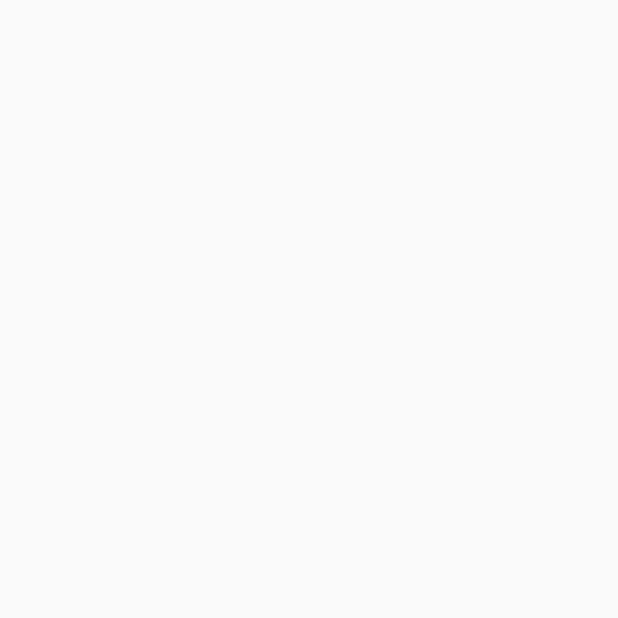
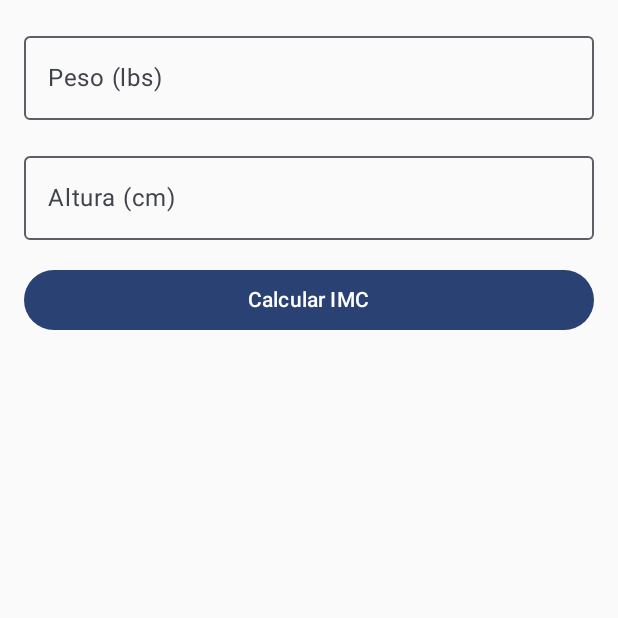
Before and after one commit to Martin-ing/lab13fundamentos, an Android app built with Jetpack Compose: the screen it shows after launch (MainActivity), on a phone screen of 412 x 824 dp, the top half of it. Before the commit the part shown is empty. Run offline under Robolectric (Android 15) with nearby library versions, the phone set to English and light mode, and no system bars.

Commit message:
creando ingreso de datos

```diff
--- a/app/src/main/java/com/example/bmicalculator/MainActivity.kt
+++ b/app/src/main/java/com/example/bmicalculator/MainActivity.kt
@@ -43,16 +43,42 @@ fun BMICalc() {
                 val newWeight = weight.toFloatOrNull() ?: 0f
                 val newHeight = height.toFloatOrNull() ?: 0f
                 if (newHeight > 0) {
-                    bmiResult = newWeight / (newHeight * newHeight)
+                    bmiResult = (newWeight * 0.453592f) / (newHeight * newHeight * 0.0001f)
                 }
             }
         )
+
     }
 }
 
 @Composable
 fun BMICalcForm(weight: String, height: String, onWeightChange: (String) -> Unit, onHeightChange: (String) -> Unit, onCalculateClick: () -> Unit) {
+    Column {
+        OutlinedTextField(
+            value = weight,
+            onValueChange = onWeightChange,
+            label = { Text("Peso (lbs)") },
+            modifier = Modifier.fillMaxWidth()
+        )
 
+        Spacer(modifier = Modifier.height(16.dp))
+
+        OutlinedTextField(
+            value = height,
+            onValueChange = onHeightChange,
+            label = { Text("Altura (cm)") },
+            modifier = Modifier.fillMaxWidth()
+        )
+
+        Spacer(modifier = Modifier.height(16.dp))
+
+        Button(
+            onClick = onCalculateClick,
+            modifier = Modifier.fillMaxWidth()
+        ) {
+            Text("Calcular IMC")
+        }
+    }
 }
 
 @Composable
```
